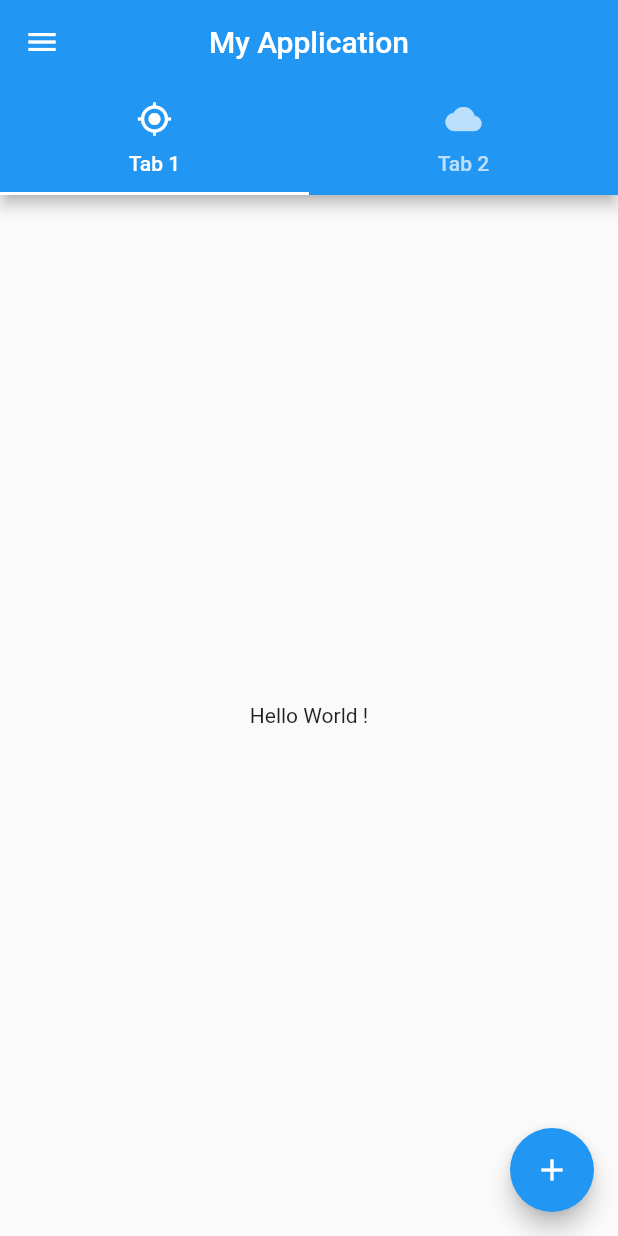
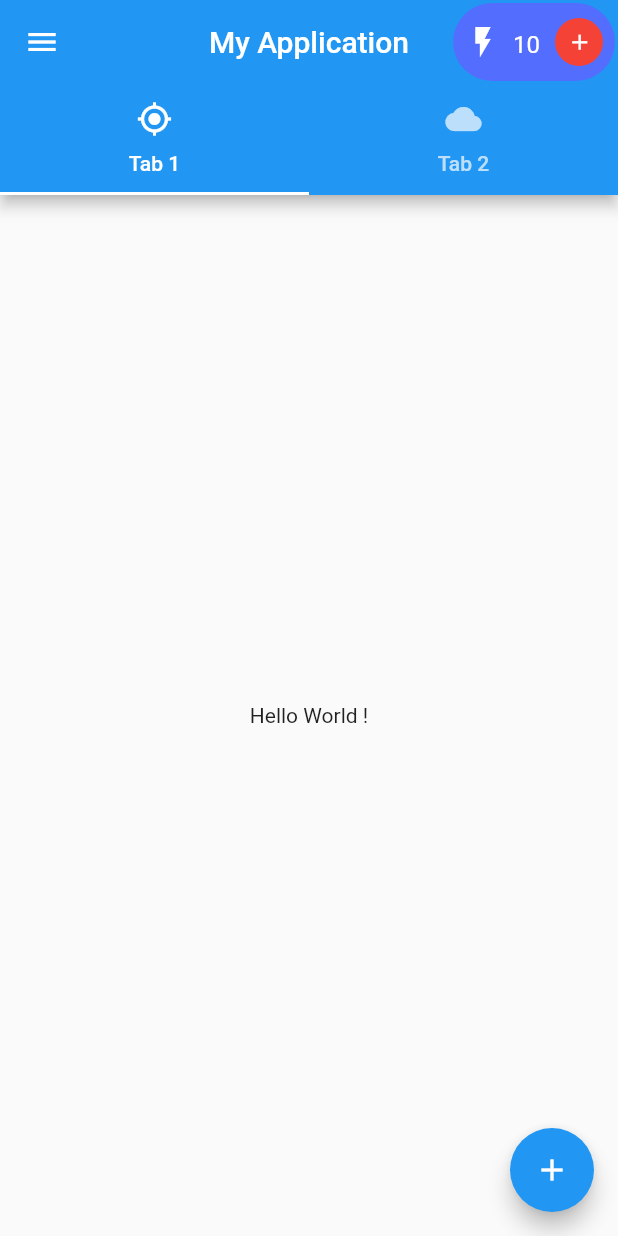
Before and after one commit to HoussemTN/flutter_base_project, a Flutter app: the screen it shows after launch, on a phone screen of 412 x 824 dp. Run offline on Flutter 3.47's test engine with Material 2 defaults, Android fonts, the phone set to English and light mode, and no system bars.

Commit message:
Energy Layout Added

```diff
--- a/lib/pages/HomePage.dart
+++ b/lib/pages/HomePage.dart
@@ -1,4 +1,5 @@
 import 'package:flutter/material.dart';
+
 
 class MyHomePage extends StatefulWidget {
   @override
@@ -18,7 +19,10 @@ class _MyHomePageState extends State<MyHomePage> {
         ),
       ),
       floatingActionButton: FloatingActionButton(
-        onPressed: () {},
+        onPressed: () {
+
+
+        },
         child: Icon(Icons.add),
       ),
     );
--- a/lib/pages/TabsPage.dart
+++ b/lib/pages/TabsPage.dart
@@ -9,6 +9,8 @@ class TabsPage extends StatefulWidget {
 }
 
 class _TabsState extends State<TabsPage> {
+  int energy = 10;
+
   @override
   Widget build(BuildContext context) {
     ErrorWidget.builder = getErrorWidget;
@@ -27,6 +29,59 @@ class _TabsState extends State<TabsPage> {
                 Tab(icon: Icon(Icons.my_location), text: 'Tab 1'),
                 Tab(icon: Icon(Icons.cloud), text: 'Tab 2'),
               ]),
+              actions: <Widget>[
+                Padding(
+                  padding: const EdgeInsets.all(2.0),
+                  child: Container(
+                    decoration: new BoxDecoration(
+                        color: Colors.indigoAccent,
+                        borderRadius: new BorderRadius.all(
+                          const Radius.circular(40.0),
+                        )),
+                    child: Row(
+                      children: <Widget>[
+                        Padding(
+                          padding: const EdgeInsets.all(8.0),
+                          child: Icon(Icons.flash_on, size: 24),
+                        ),
+                        Padding(
+                          padding: const EdgeInsets.only(
+                              top: 18.0, bottom: 18.0, right: 10.0),
+                          child: Text(
+                            "$energy",
+                            style: TextStyle(
+                              fontSize: 16.0,
+                            ),
+                          ),
+                        ),
+                        Container(
+                          height: 40,
+                          width: 40,
+                          child: Padding(
+                            padding: const EdgeInsets.only(right: 8.0),
+                            child: CircleAvatar(
+                              foregroundColor: Colors.red,
+                              backgroundColor: Colors.red,
+                              child: IconButton(
+                                iconSize: 17,
+                                icon: Icon(
+                                  Icons.add,
+                                  color: Colors.white,
+                                ),
+                                onPressed: () {
+                                  setState(() {
+                                    energy++;
+                                  });
+                                },
+                              ),
+                            ),
+                          ),
+                        ),
+                      ],
+                    ),
+                  ),
+                ),
+              ],
             ),
             drawer: DrawerWidget(),
             body: TabBarView(
```
Also changed, not shown: pubspec.lock.
